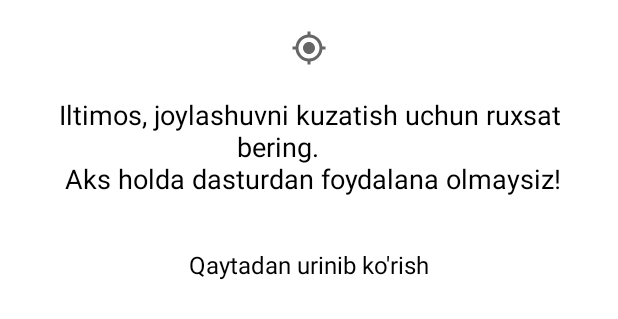
After one commit to Mansurjon0608/Get_Current_Location, an Android app: the layout dialog_error_location.xml on its own in the app's theme, with its tools: preview values and no code run, on a phone screen of 412 x 824 dp. The commit adds this screen. Shown: the top 319 px of the screen. Run offline under Robolectric (Android 15) with nearby library versions, the phone set to English and light mode, and no system bars.

Commit message:
Google Map, Current Location, Permissions

```diff
--- a/app/src/main/AndroidManifest.xml
+++ b/app/src/main/AndroidManifest.xml
@@ -24,7 +24,7 @@
 
         <meta-data
             android:name="com.google.android.geo.API_KEY"
-            android:value="YOUR_API_KEY" />
+            android:value="AIzaSyCCzGu-KrmbUx2xc8TGVSsT2sEfSKHJdkM" />
 
         <activity
             android:name=".MainActivity"
--- /dev/null
+++ b/app/src/main/res/drawable/ic_baseline_gps_fixed_24.xml
@@ -0,0 +1,10 @@
+<vector xmlns:android="http://schemas.android.com/apk/res/android"
+    android:width="24dp"
+    android:height="24dp"
+    android:viewportWidth="24"
+    android:viewportHeight="24"
+    android:tint="?attr/colorControlNormal">
+  <path
+      android:fillColor="@android:color/white"
+      android:pathData="M12,8c-2.21,0 -4,1.79 -4,4s1.79,4 4,4 4,-1.79 4,-4 -1.79,-4 -4,-4zM20.94,11c-0.46,-4.17 -3.77,-7.48 -7.94,-7.94L13,1h-2v2.06C6.83,3.52 3.52,6.83 3.06,11L1,11v2h2.06c0.46,4.17 3.77,7.48 7.94,7.94L11,23h2v-2.06c4.17,-0.46 7.48,-3.77 7.94,-7.94L23,13v-2h-2.06zM12,19c-3.87,0 -7,-3.13 -7,-7s3.13,-7 7,-7 7,3.13 7,7 -3.13,7 -7,7z"/>
+</vector>
--- /dev/null
+++ b/app/src/main/res/layout/dialog_error_location.xml
@@ -0,0 +1,41 @@
+<?xml version="1.0" encoding="utf-8"?>
+<LinearLayout
+    xmlns:android="http://schemas.android.com/apk/res/android"
+    android:layout_width="match_parent"
+    android:layout_height="wrap_content"
+    android:background="@color/white"
+    android:layout_marginHorizontal="10dp"
+    android:paddingVertical="20dp"
+    android:paddingHorizontal="20dp"
+    android:orientation="vertical">
+
+    <androidx.appcompat.widget.AppCompatImageView
+        android:layout_width="wrap_content"
+        android:layout_height="wrap_content"
+        android:src="@drawable/ic_baseline_gps_fixed_24"
+        android:layout_gravity="center"/>
+
+    <androidx.appcompat.widget.AppCompatTextView
+        android:id="@+id/tvErr"
+        android:layout_width="match_parent"
+        android:layout_height="wrap_content"
+        android:textColor="@color/black"
+        android:textSize="18sp"
+        android:text="Iltimos, joylashuvni kuzatish uchun ruxsat bering.
+        \n Aks holda dasturdan foydalana olmaysiz!"
+        android:gravity="center"
+        android:layout_marginVertical="20dp"
+        />
+
+    <androidx.appcompat.widget.AppCompatTextView
+        android:id="@+id/tvTurnLocation"
+        android:layout_width="match_parent"
+        android:layout_height="50dp"
+        android:layout_marginHorizontal="20dp"
+        android:textSize="16sp"
+        android:textColor="@color/black"
+        android:gravity="center"
+        android:text="Qaytadan urinib ko'rish"
+        />
+
+</LinearLayout>
```
Also changed, not shown: app/src/main/java/com/mstar004/mapapp/MainActivity.kt (+20 -0 lines), app/src/main/java/com/mstar004/mapapp/MapsFragment.kt (+72 -0 lines).
